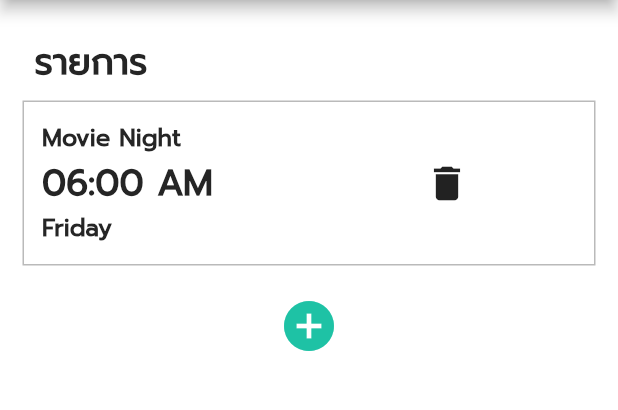
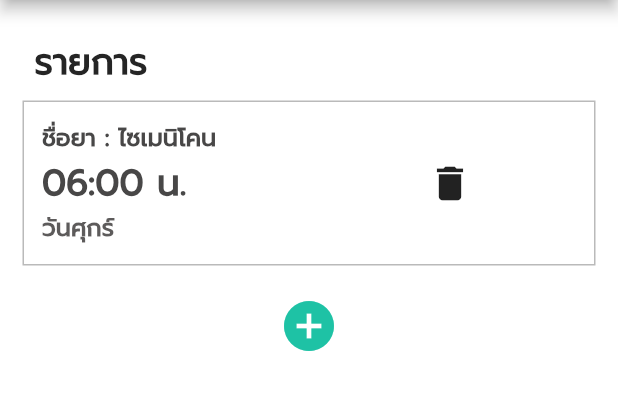
Before and after one commit to naemsupawatt/Project-Flutter, a Flutter app: the PageListClock screen opened directly, on a phone screen of 412 x 824 dp, the part 84-494 px from its top. Run offline on Flutter 3.47's test engine with Material 2 defaults, Android fonts, the phone set to English and light mode, and no system bars; our stand-ins replace cloud_firestore, firebase_auth, firebase_core, firebase_messaging, firebase_storage, flutter_local_notifications and 3 more; missing offline and left inert: barcode_scan2, direct_select_flutter, scan; accounts and stored records are empty.

Commit message:
page_list_clock,page_set_time

```diff
--- a/basicflutter/lib/page_list_clock.dart
+++ b/basicflutter/lib/page_list_clock.dart
@@ -60,32 +60,62 @@ class _PageListClockState extends State<PageListClock> {
                       child: Column(
                         crossAxisAlignment: CrossAxisAlignment.start,
                         children: [
+                          Row(
+                            children: [
                               Text(
-                            "Movie Night",
+                                "ชื่อยา : ",
                                 style: TextStyle(
                                   fontWeight: FontWeight.bold,
                                   fontFamily: 'Prompt',
                                   fontSize: 16,
-                              color: Color.fromARGB(255, 37, 37, 37),
+                                  color: Color.fromARGB(255, 72, 71, 71),
                                 ),
                               ),
                               Text(
-                            "06:00 AM",
+                                "ไซเมนิโคน",
+                                style: TextStyle(
+                                  fontWeight: FontWeight.bold,
+                                  fontFamily: 'Prompt',
+                                  fontSize: 16,
+                                  color: Color.fromARGB(255, 72, 71, 71),
+                                ),
+                              ),
+                            ],
+                          ),
+                          Row(
+                            children: [
+                              Text(
+                                "06:00 น.",
                                 style: TextStyle(
                                   fontWeight: FontWeight.bold,
                                   fontFamily: 'Prompt',
                                   fontSize: 24,
-                              color: Color.fromARGB(255, 37, 37, 37),
+                                  color: Color.fromARGB(255, 72, 71, 71),
                                 ),
                               ),
+                            ],
+                          ),
+                          Row(
+                            children: [
                               Text(
-                            "Friday",
+                                "วัน",
                                 style: TextStyle(
                                   fontWeight: FontWeight.bold,
                                   fontFamily: 'Prompt',
                                   fontSize: 16,
-                              color: Color.fromARGB(255, 37, 37, 37),
+                                  color: Color.fromARGB(255, 93, 91, 91),
                                 ),
+                              ),
+                              Text(
+                                "ศุกร์",
+                                style: TextStyle(
+                                  fontWeight: FontWeight.bold,
+                                  fontFamily: 'Prompt',
+                                  fontSize: 16,
+                                  color: Color.fromARGB(255, 93, 91, 91),
+                                ),
+                              ),
+                            ],
                           ),
                         ],
                       ),
--- a/basicflutter/lib/page_set_time.dart
+++ b/basicflutter/lib/page_set_time.dart
@@ -96,7 +96,7 @@ class _PageSetTimeState extends State<PageSetTime> {
                                         setState(() {
                                           NameController.text = data["name"];
                                           TextController.text =
-                                              data["details"]["instructions"];
+                                              data["details"]["medicineUse"];
                                         });
                                       } else {
                                         print(
@@ -112,6 +112,11 @@ class _PageSetTimeState extends State<PageSetTime> {
                             fontFamily: 'Prompt',
                             fontSize: 16,
                           ),
+                          onChanged: (Nametext) {
+                            setState(() {
+                              print("ชื่อยา : ${Nametext}");
+                            });
+                          },
                         ),
                         TextFormField(
                           validator: (value) {
@@ -230,6 +235,11 @@ class _PageSetTimeState extends State<PageSetTime> {
                             fontFamily: 'Prompt',
                             fontSize: 16,
                           ),
+                          onChanged: (Text) {
+                            setState(() {
+                              print("ข้อความที่แจ้งเตือน : ${Text}");
+                            });
+                          },
                         ),
                         SizedBox(
                           height: 10,
```
Lines whose indentation alone changed are shown as unchanged.
